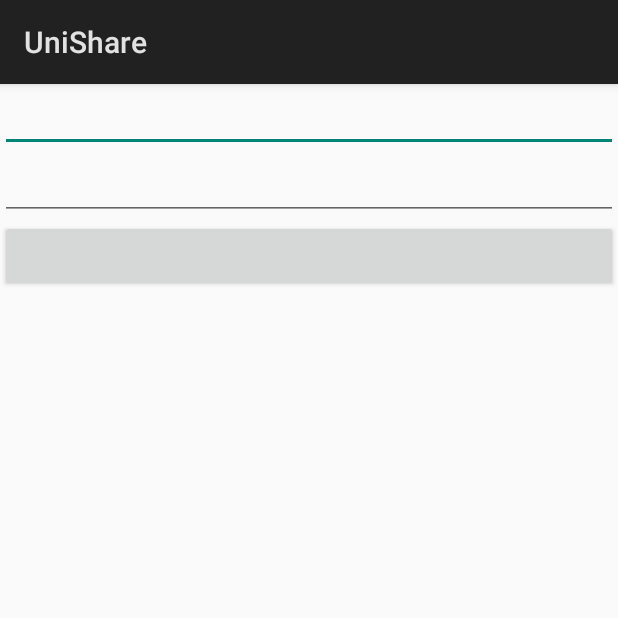
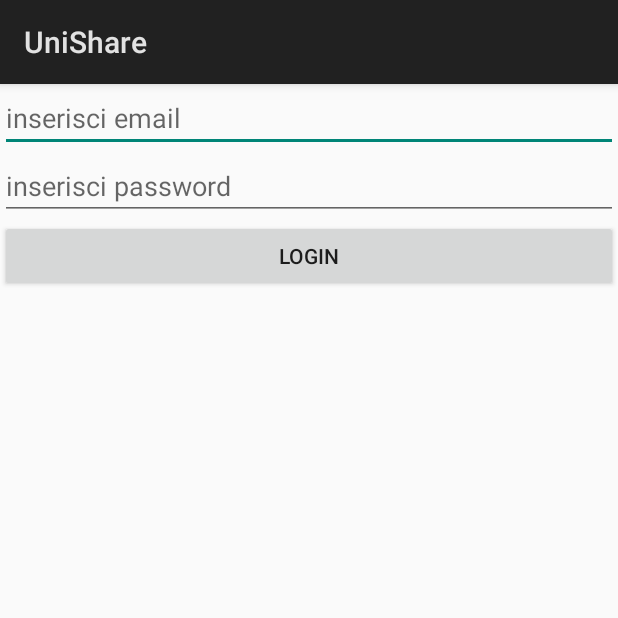
Before and after one commit to ddevin96/UniShare, an Android app: the LoginActivity screen opened directly, with no data from a screen before it, on a phone screen of 412 x 824 dp, the top half of it. Run offline under Robolectric (Android 15) with nearby library versions, the phone set to English and light mode, and no system bars; our stand-ins replace Firebase (no records; nobody signed in at launch, a user with empty details on screens opened directly).

Commit message:
modifica login xml

```diff
--- a/app/src/main/res/layout/activity_login.xml
+++ b/app/src/main/res/layout/activity_login.xml
@@ -12,16 +12,19 @@
     <EditText
         android:id="@+id/InserisciEmail"
         android:layout_width="match_parent"
-        android:layout_height="wrap_content" />
+        android:layout_height="wrap_content"
+        android:hint="inserisci email"/>
 
     <EditText
         android:id="@+id/InserisciPassword"
         android:layout_width="match_parent"
-        android:layout_height="wrap_content" />
+        android:layout_height="wrap_content"
+        android:hint="inserisci password"/>
 
     <Button
         android:id="@+id/Accedi"
         android:layout_width="match_parent"
-        android:layout_height="wrap_content" />
+        android:layout_height="wrap_content"
+        android:text="Login"/>
 
 </LinearLayout>
```
